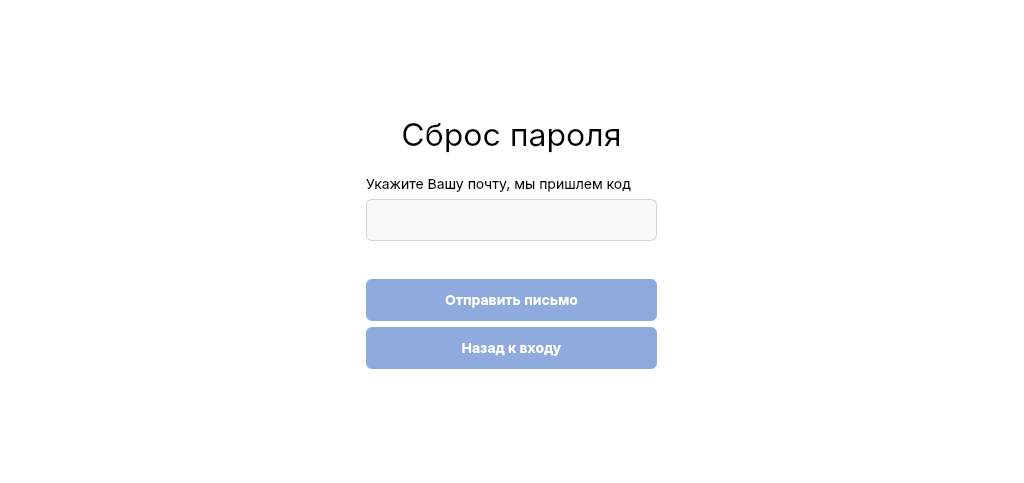
Old version of the form ClientApp/forgotform.ui in the repository Liquve/graphing-client.
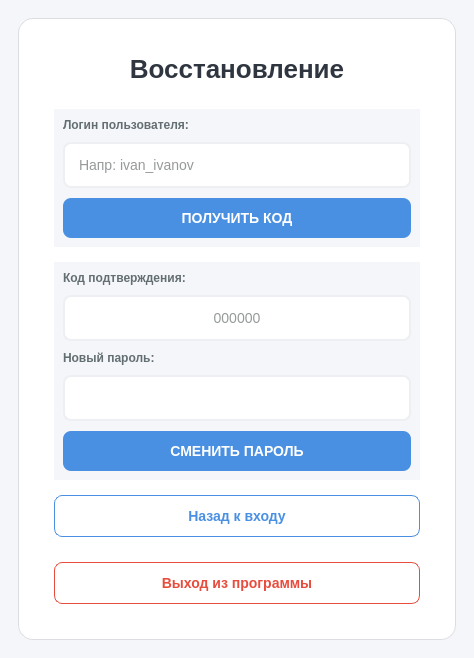
New version of the form.

What changed in the file:
```diff
--- a/ClientApp/forgotform.ui
+++ b/ClientApp/forgotform.ui
@@ -2,186 +2,70 @@
 <ui version="4.0">
  <class>ForgotForm</class>
  <widget class="QWidget" name="ForgotForm">
-  <property name="geometry">
-   <rect>
-    <x>0</x>
-    <y>0</y>
-    <width>1024</width>
-    <height>483</height>
-   </rect>
-  </property>
-  <property name="font">
-   <font>
-    <family>-apple-system</family>
-    <fontweight>Medium</fontweight>
-   </font>
-  </property>
-  <property name="windowTitle">
-   <string>Form</string>
-  </property>
   <property name="styleSheet">
-   <string notr="true">/* 1. Идеально белый фон всего окна */
-QWidget {
-    background-color: white; 
-    font-family: -apple-system, &quot;Helvetica Neue&quot;, Helvetica, Arial, sans-serif;
-    color: black; 
-}
-
-/* 2. Заголовок &quot;Авторизация&quot; (ТЕПЕРЬ ПО ЦЕНТРУ) */
-QLabel#label_title {
-    font-size: 32px;
-    color: black;
-    margin-bottom: 15px;
-    qproperty-alignment: AlignCenter; /* Выравнивание по центру */
-}
-
-/* 3. Обычные надписи (Логин, Пароль) (ТЕПЕРЬ ПО ЦЕНТРУ) */
-QLabel {
-    font-size: 14px;
-    color: black;
-}
-
-/* 4. Поля ввода */
-QLineEdit {
-    background-color: #f8f9fa;
-    border: 1px solid #ced4da;
-    border-radius: 6px; 
-    padding: 10px;      
-    font-size: 14px;
-    color: black;
-}
-QLineEdit:focus {
-    border: 2px solid #8faadc; /* Рамка теперь тоже пастельного цвета */
-    background-color: white;
-}
-
-/* 5. ВСЕ КНОПКИ - Мягкий пастельный синий */
-QPushButton {
-    background-color: #8faadc; /* Тот самый пастельный цвет */
-    color: white;
-    border: none;
-    border-radius: 6px;
-    padding: 12px;
-    font-size: 14px;
-    font-weight: bold;
-}
-/* Эффект при наведении (чуть темнее) */
-QPushButton:hover {
-    background-color: #7b9cd6; 
-}
-/* Эффект при нажатии */
-QPushButton:pressed {
-    background-color: #688acf; 
-}</string>
+   <string notr="true">
+    QWidget { background-color: #f5f6fa; font-family: 'Segoe UI', sans-serif; color: #2d3436; }
+    QFrame#container { background-color: white; border-radius: 15px; border: 1px solid #dcdde1; }
+    
+    /* Прозрачность для чистого вида */
+    QLabel { background-color: transparent; font-weight: bold; color: #636e72; }
+    
+    QLineEdit { background-color: #ffffff; border: 2px solid #edeff2; border-radius: 8px; padding: 12px; font-size: 14px; min-width: 320px; }
+    QLineEdit:focus { border-color: #4a90e2; }
+    QLabel#label_title { font-size: 26px; font-weight: bold; color: #2f3640; margin-bottom: 10px; background-color: transparent; }
+    QPushButton { background-color: #4a90e2; color: white; border: none; border-radius: 8px; padding: 12px; font-weight: bold; font-size: 14px; }
+    QPushButton:hover { background-color: #357abd; }
+    QPushButton#btn_back { background-color: transparent; color: #4a90e2; border: 1px solid #4a90e2; }
+    QPushButton#btn_exit { background-color: transparent; color: #e74c3c; border: 1px solid #e74c3c; margin-top: 10px; }
+    QPushButton#btn_exit:hover { background-color: #fab1a0; }
+   </string>
   </property>
-  <layout class="QGridLayout" name="gridLayout">
-   <item row="1" column="1" colspan="2">
-    <widget class="QLabel" name="label_title">
-     <property name="font">
-      <font>
-       <family>-apple-system</family>
-       <pointsize>-1</pointsize>
-       <fontweight>DemiBold</fontweight>
-      </font>
-     </property>
-     <property name="text">
-      <string>Сброс пароля</string>
-     </property>
-     <property name="alignment">
-      <set>Qt::AlignmentFlag::AlignCenter</set>
-     </property>
+  <layout class="QGridLayout" name="mainGrid">
+   <item row="1" column="1">
+    <widget class="QFrame" name="container">
+     <layout class="QVBoxLayout" name="vbox">
+      <property name="spacing"><number>15</number></property>
+      <property name="leftMargin"><number>35</number></property>
+      <property name="topMargin"><number>35</number></property>
+      <property name="rightMargin"><number>35</number></property>
+      <property name="bottomMargin"><number>35</number></property>
+      <item>
+       <widget class="QLabel" name="label_title">
+        <property name="text"><string>Восстановление</string></property>
+        <property name="alignment"><set>Qt::AlignCenter</set></property>
+       </widget>
+      </item>
+      <item>
+       <widget class="QWidget" name="step1_widget" native="true">
+        <layout class="QVBoxLayout" name="v1">
+         <property name="spacing"><number>10</number></property>
+         <item><widget class="QLabel" name="lb1"><property name="text"><string>Логин пользователя:</string></property></widget></item>
+         <item><widget class="QLineEdit" name="lineEdit_loginOrEmail"><property name="placeholderText"><string>Напр: ivan_ivanov</string></property></widget></item>
+         <item><widget class="QPushButton" name="btn_sendRequest"><property name="text"><string>ПОЛУЧИТЬ КОД</string></property></widget></item>
+        </layout>
+       </widget>
+      </item>
+      <item>
+       <widget class="QWidget" name="step2_widget" native="true">
+        <layout class="QVBoxLayout" name="v2">
+         <property name="spacing"><number>10</number></property>
+         <item><widget class="QLabel" name="lb2"><property name="text"><string>Код подтверждения:</string></property></widget></item>
+         <item><widget class="QLineEdit" name="lineEdit_code"><property name="placeholderText"><string>000000</string></property><property name="alignment"><set>Qt::AlignCenter</set></property></widget></item>
+         <item><widget class="QLabel" name="lb3"><property name="text"><string>Новый пароль:</string></property></widget></item>
+         <item><widget class="QLineEdit" name="lineEdit_newPassword"><property name="echoMode"><enum>QLineEdit::Password</enum></property></widget></item>
+         <item><widget class="QPushButton" name="btn_resetPassword"><property name="text"><string>СМЕНИТЬ ПАРОЛЬ</string></property></widget></item>
+        </layout>
+       </widget>
+      </item>
+      <item><widget class="QPushButton" name="btn_back"><property name="text"><string>Назад к входу</string></property></widget></item>
+      <item><widget class="QPushButton" name="btn_exit"><property name="text"><string>Выход из программы</string></property></widget></item>
+     </layout>
     </widget>
    </item>
-   <item row="3" column="1" colspan="2">
-    <widget class="QLineEdit" name="lineEdit_email"/>
-   </item>
-   <item row="0" column="2">
-    <spacer name="verticalSpacer">
-     <property name="orientation">
-      <enum>Qt::Orientation::Vertical</enum>
-     </property>
-     <property name="sizeHint" stdset="0">
-      <size>
-       <width>20</width>
-       <height>45</height>
-      </size>
-     </property>
-    </spacer>
-   </item>
-   <item row="6" column="1" colspan="2">
-    <layout class="QHBoxLayout" name="horizontalLayout">
-     <item>
-      <widget class="QPushButton" name="btn_send">
-       <property name="text">
-        <string>Отправить письмо</string>
-       </property>
-      </widget>
-     </item>
-    </layout>
-   </item>
-   <item row="4" column="0" rowspan="2">
-    <spacer name="horizontalSpacer">
-     <property name="orientation">
-      <enum>Qt::Orientation::Horizontal</enum>
-     </property>
-     <property name="sizeHint" stdset="0">
-      <size>
-       <width>380</width>
-       <height>20</height>
-      </size>
-     </property>
-    </spacer>
-   </item>
-   <item row="7" column="1" colspan="2">
-    <widget class="QPushButton" name="btn_back">
-     <property name="text">
-      <string>Назад к входу</string>
-     </property>
-    </widget>
-   </item>
-   <item row="8" column="2">
-    <spacer name="verticalSpacer_2">
-     <property name="orientation">
-      <enum>Qt::Orientation::Vertical</enum>
-     </property>
-     <property name="sizeHint" stdset="0">
-      <size>
-       <width>20</width>
-       <height>45</height>
-      </size>
-     </property>
-    </spacer>
-   </item>
-   <item row="2" column="1">
-    <widget class="QLabel" name="label_2">
-     <property name="font">
-      <font>
-       <family>-apple-system</family>
-       <pointsize>-1</pointsize>
-       <fontweight>Medium</fontweight>
-      </font>
-     </property>
-     <property name="text">
-      <string>Укажите Вашу почту, мы пришлем код</string>
-     </property>
-     <property name="alignment">
-      <set>Qt::AlignmentFlag::AlignLeading|Qt::AlignmentFlag::AlignLeft|Qt::AlignmentFlag::AlignVCenter</set>
-     </property>
-    </widget>
-   </item>
-   <item row="5" column="3">
-    <spacer name="horizontalSpacer_2">
-     <property name="orientation">
-      <enum>Qt::Orientation::Horizontal</enum>
-     </property>
-     <property name="sizeHint" stdset="0">
-      <size>
-       <width>380</width>
-       <height>20</height>
-      </size>
-     </property>
-    </spacer>
-   </item>
+   <item row="0" column="1"><spacer name="vs1"><property name="orientation"><enum>Qt::Vertical</enum></property></spacer></item>
+   <item row="2" column="1"><spacer name="vs2"><property name="orientation"><enum>Qt::Vertical</enum></property></spacer></item>
+   <item row="1" column="0"><spacer name="hs1"><property name="orientation"><enum>Qt::Horizontal</enum></property></spacer></item>
+   <item row="1" column="2"><spacer name="hs2"><property name="orientation"><enum>Qt::Horizontal</enum></property></spacer></item>
   </layout>
  </widget>
  <resources/>
```
Left out of the diff: 2 changed lines with no effect on the pictures.
